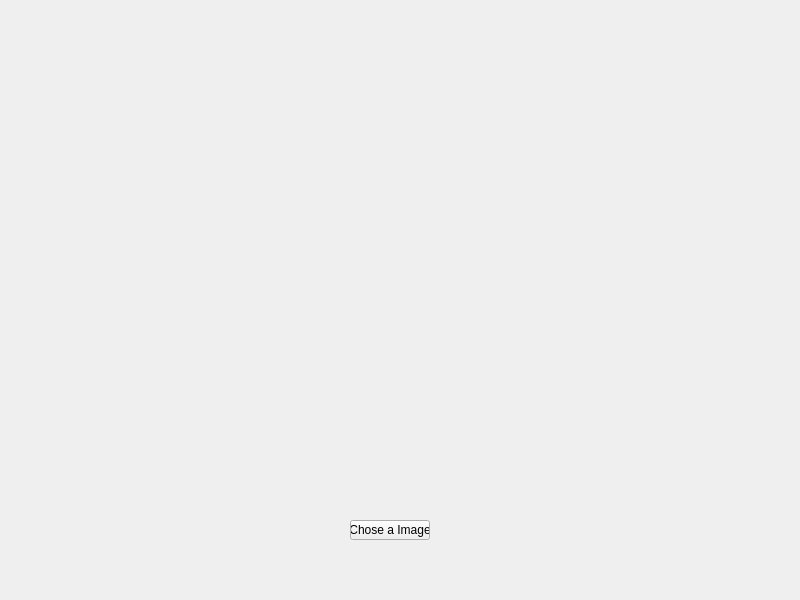
This is mainwindow.ui in CYLMos/Qt_ImageProcess as Qt 5 draws it before an edit. The edited form follows.
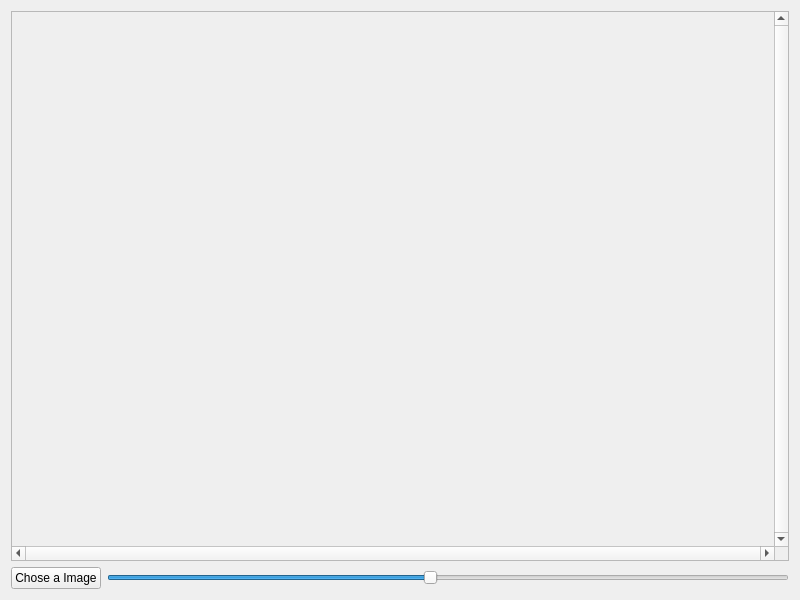
This is the edited form.

Commit message: Revise the display about the image resize.

The edit to the form file:
```diff
--- a/mainwindow.ui
+++ b/mainwindow.ui
@@ -20,17 +20,41 @@
    <property name="inputMethodHints">
     <set>Qt::ImhHiddenText</set>
    </property>
+   <layout class="QGridLayout" name="gridLayout">
+    <item row="0" column="0" colspan="2">
+     <widget class="QScrollArea" name="scrollArea">
+      <property name="verticalScrollBarPolicy">
+       <enum>Qt::ScrollBarAlwaysOn</enum>
+      </property>
+      <property name="horizontalScrollBarPolicy">
+       <enum>Qt::ScrollBarAlwaysOn</enum>
+      </property>
+      <property name="sizeAdjustPolicy">
+       <enum>QAbstractScrollArea::AdjustToContents</enum>
+      </property>
+      <property name="widgetResizable">
+       <bool>true</bool>
+      </property>
+      <property name="alignment">
+       <set>Qt::AlignCenter</set>
+      </property>
+      <widget class="QWidget" name="scrollAreaWidgetContents">
+       <property name="geometry">
+        <rect>
+         <x>0</x>
+         <y>0</y>
+         <width>766</width>
+         <height>519</height>
+        </rect>
+       </property>
+       <layout class="QGridLayout" name="gridLayout_2">
+        <item row="0" column="0">
    <widget class="QLabel" name="lb_Image">
     <property name="enabled">
      <bool>true</bool>
     </property>
-    <property name="geometry">
-     <rect>
-      <x>140</x>
-      <y>0</y>
-      <width>512</width>
-      <height>512</height>
-     </rect>
+          <property name="cursor">
+           <cursorShape>ArrowCursor</cursorShape>
     </property>
     <property name="text">
      <string/>
@@ -39,19 +63,32 @@
      <set>Qt::AlignCenter</set>
     </property>
    </widget>
+        </item>
+       </layout>
+      </widget>
+     </widget>
+    </item>
+    <item row="1" column="0">
    <widget class="QPushButton" name="pb_ChoseImage">
-    <property name="geometry">
-     <rect>
-      <x>350</x>
-      <y>520</y>
-      <width>80</width>
-      <height>20</height>
-     </rect>
-    </property>
     <property name="text">
      <string>Chose a Image</string>
     </property>
    </widget>
+    </item>
+    <item row="1" column="1">
+     <widget class="QSlider" name="slider_ReSize">
+      <property name="minimum">
+       <number>-9</number>
+      </property>
+      <property name="maximum">
+       <number>10</number>
+      </property>
+      <property name="orientation">
+       <enum>Qt::Horizontal</enum>
+      </property>
+     </widget>
+    </item>
+   </layout>
   </widget>
   <widget class="QMenuBar" name="menuBar">
    <property name="geometry">
```
Lines whose indentation alone changed are shown as unchanged. The commit also changes 2 other files.
